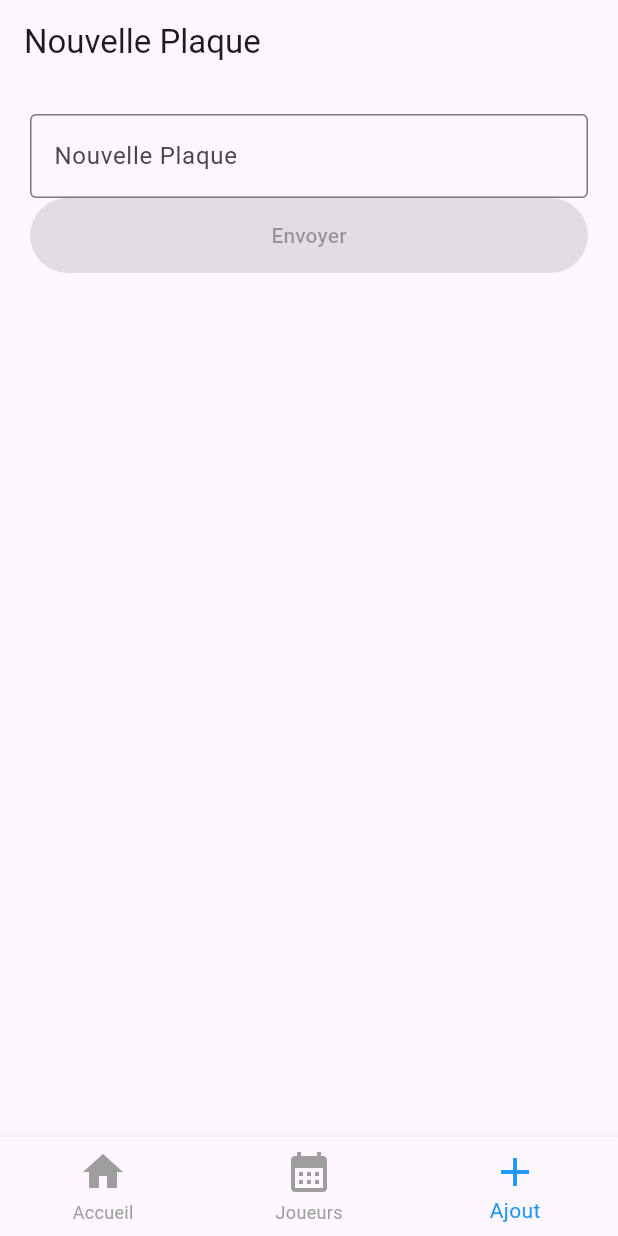
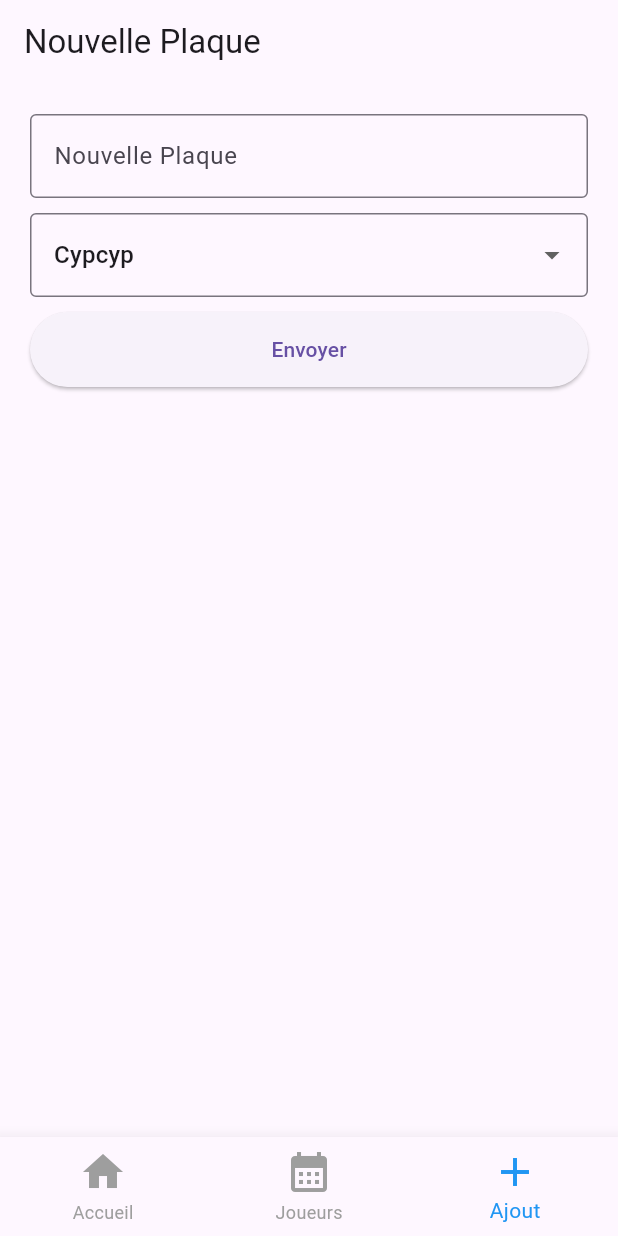
Before and after one commit to Frysperz/immatriculationflutter, a Flutter app: the screen it shows after launch, item 3 of the bottom bar chosen, on a phone screen of 412 x 824 dp. Run offline on Flutter 3.47's test engine with Material 3 defaults, Android fonts, the phone set to English and light mode, and no system bars.

Commit message:
Update add_plaque.dart

```diff
--- a/lib/pages/add_plaque.dart
+++ b/lib/pages/add_plaque.dart
@@ -10,25 +10,84 @@ class AddPlaque extends StatefulWidget {
 
 class _AddPlaqueState extends State<AddPlaque> {
 
+  final _formKey = GlobalKey<FormState>();
+
+  final plaqueNameController = TextEditingController();
+  String selectedPlayer = 'player1';
+
+  @override
+  void dispose() {
+    super.dispose();
+
+    plaqueNameController.dispose();
+  }
+
+
   @override
   Widget build(BuildContext context) {
     return Container(
       margin: EdgeInsets.all(20),
       child: Form(
+        key: _formKey,
         child: Column(
           children: [
-            TextFormField(
-              decoration: InputDecoration(
-                labelText: 'Nouvelle Plaque',
-                hintText: 'AA-123-AA',
-                border: OutlineInputBorder(),
+            Container(
+              margin: EdgeInsets.only(bottom: 10),
+              child: TextFormField(
+                decoration: InputDecoration(
+                  labelText: 'Nouvelle Plaque',
+                  hintText: 'AA-123-AA',
+                  border: OutlineInputBorder(),
+                ),
+                validator: (value) {
+                  if (value == null || value.isEmpty) {
+                    return "Il faut entrer une plaque";
+                  }
+                  return null;
+                },
+                controller: plaqueNameController,
+              ),
+            ),
+            Container(
+              margin: EdgeInsets.only(bottom: 10),
+              child: DropdownButtonFormField(
+                items: const [
+                  DropdownMenuItem(value: 'player1', child: Text("Cypcyp")),
+                  DropdownMenuItem(value: 'player2', child: Text("Le Bouton d'Or")),
+                   DropdownMenuItem(value: 'player3', child: Text("La Sisou de Papanou")),
+                  DropdownMenuItem(value: 'player4', child: Text("La Grande & Jeannot Junior")),
+                  DropdownMenuItem(value: 'player5', child: Text("Les Gauthier Juniors")),
+                  DropdownMenuItem(value: 'player6', child: Text("Oncle H")),
+                  DropdownMenuItem(value: 'player7', child: Text("Le Géniteur")),
+                ],
+                decoration: InputDecoration(
+                  border: OutlineInputBorder()
+                ),
+                value: selectedPlayer,
+                onChanged: (value) {
+                  setState(() {
+                    selectedPlayer = value!;
+                  });
+                }
               ),
             ),
             SizedBox(
               width: double.infinity,
               height: 50,
               child: ElevatedButton(
-                onPressed:,
+                onPressed: () {
+                  if (_formKey.currentState!.validate()){
+                    final plaqueName = plaqueNameController.text;
+
+                    ScaffoldMessenger.of(context).showSnackBar(
+                      const SnackBar(content: Text("Envoi en cours..."))
+                    );
+                    FocusScope.of(context).requestFocus(FocusNode());
+
+                    print("Ajout de la plaque $plaqueName");
+                    print("Plaque trouvée par $selectedPlayer");
+                  }
+                },
                 child: Text("Envoyer")
               ),
             )
```
